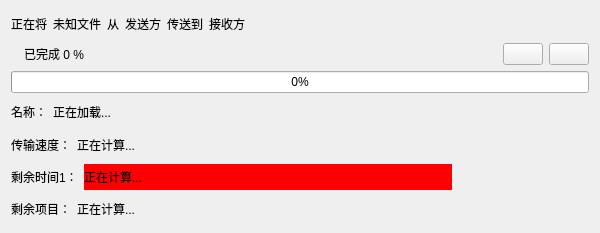
This is src/FileClient/FileTransfer/filetransferwidget.ui in coldowl/QtFileTransfer as Qt 5 draws it before an edit. The edited form follows.
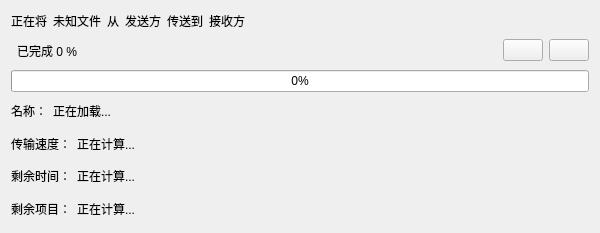
This is the edited form.

Commit message:
fix(filetransferwidget): fix "can't display speed/size/name etc. properly in QLabel"
try to fix unreasonable speed but stil failed

The edit to the form file:
```diff
--- a/src/FileClient/FileTransfer/filetransferwidget.ui
+++ b/src/FileClient/FileTransfer/filetransferwidget.ui
@@ -80,6 +80,12 @@
        <property name="enabled">
         <bool>true</bool>
        </property>
+       <property name="sizePolicy">
+        <sizepolicy hsizetype="Ignored" vsizetype="Ignored">
+         <horstretch>0</horstretch>
+         <verstretch>0</verstretch>
+        </sizepolicy>
+       </property>
        <property name="minimumSize">
         <size>
          <width>0</width>
@@ -92,13 +98,25 @@
        <property name="text">
         <string/>
        </property>
+       <property name="wordWrap">
+        <bool>true</bool>
+       </property>
       </widget>
      </item>
      <item>
       <widget class="QLabel" name="stateLabel_2">
+       <property name="sizePolicy">
+        <sizepolicy hsizetype="Expanding" vsizetype="Expanding">
+         <horstretch>0</horstretch>
+         <verstretch>0</verstretch>
+        </sizepolicy>
+       </property>
        <property name="text">
         <string>已完成 0 %</string>
        </property>
+       <property name="wordWrap">
+        <bool>true</bool>
+       </property>
       </widget>
      </item>
      <item>
@@ -166,9 +184,18 @@
      </item>
      <item>
       <widget class="QLabel" name="fileNameLabel">
+       <property name="sizePolicy">
+        <sizepolicy hsizetype="Expanding" vsizetype="Expanding">
+         <horstretch>0</horstretch>
+         <verstretch>0</verstretch>
+        </sizepolicy>
+       </property>
        <property name="text">
         <string>正在加载...                                                                                                    </string>
        </property>
+       <property name="wordWrap">
+        <bool>true</bool>
+       </property>
       </widget>
      </item>
      <item>
@@ -197,9 +224,18 @@
      </item>
      <item>
       <widget class="QLabel" name="speedLabel">
+       <property name="sizePolicy">
+        <sizepolicy hsizetype="Expanding" vsizetype="Expanding">
+         <horstretch>0</horstretch>
+         <verstretch>0</verstretch>
+        </sizepolicy>
+       </property>
        <property name="text">
         <string>正在计算...                                                                                       </string>
        </property>
+       <property name="wordWrap">
+        <bool>true</bool>
+       </property>
       </widget>
      </item>
      <item>
@@ -222,18 +258,27 @@
      <item>
       <widget class="QLabel" name="label_3">
        <property name="text">
-        <string>剩余时间1：</string>
+        <string>剩余时间：</string>
        </property>
       </widget>
      </item>
      <item>
       <widget class="QLabel" name="restTimeLabel">
+       <property name="sizePolicy">
+        <sizepolicy hsizetype="Expanding" vsizetype="Expanding">
+         <horstretch>0</horstretch>
+         <verstretch>0</verstretch>
+        </sizepolicy>
+       </property>
        <property name="styleSheet">
-        <string notr="true">background: red;</string>
+        <string notr="true"/>
        </property>
        <property name="text">
         <string>正在计算...                                                                                             </string>
        </property>
+       <property name="wordWrap">
+        <bool>true</bool>
+       </property>
       </widget>
      </item>
      <item>
@@ -262,9 +307,18 @@
      </item>
      <item>
       <widget class="QLabel" name="restFileLabel">
+       <property name="sizePolicy">
+        <sizepolicy hsizetype="Expanding" vsizetype="Expanding">
+         <horstretch>0</horstretch>
+         <verstretch>0</verstretch>
+        </sizepolicy>
+       </property>
        <property name="text">
         <string>正在计算...                                                                                               </string>
        </property>
+       <property name="wordWrap">
+        <bool>true</bool>
+       </property>
       </widget>
      </item>
      <item>
```
The commit also changes 6 other files.
